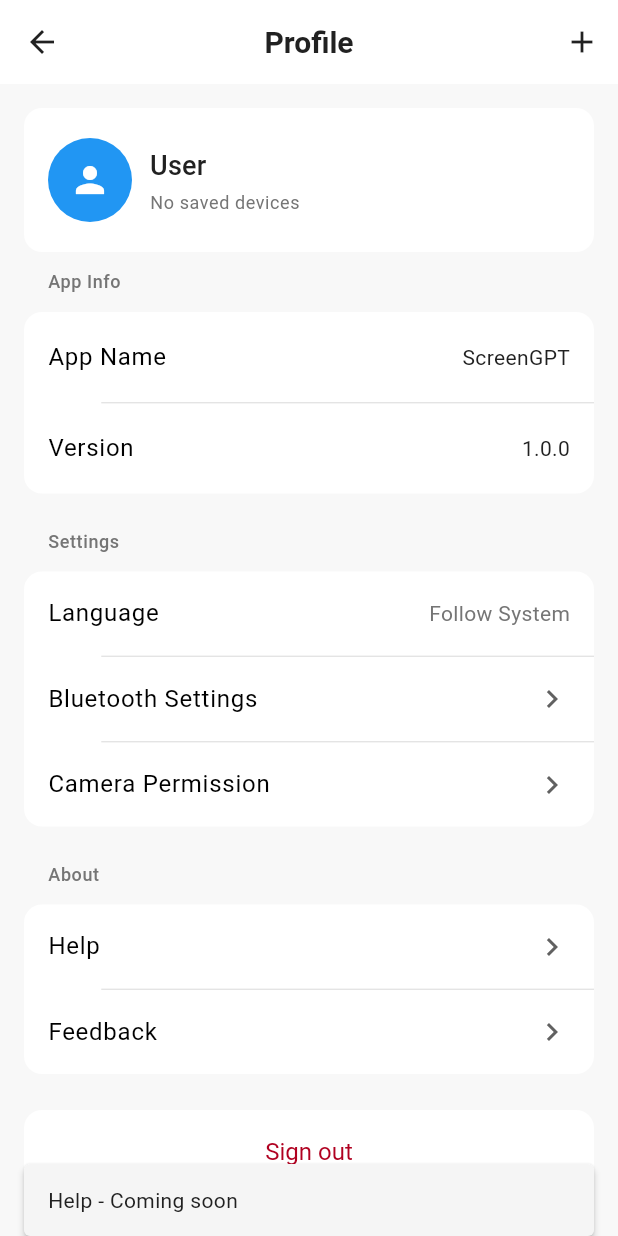
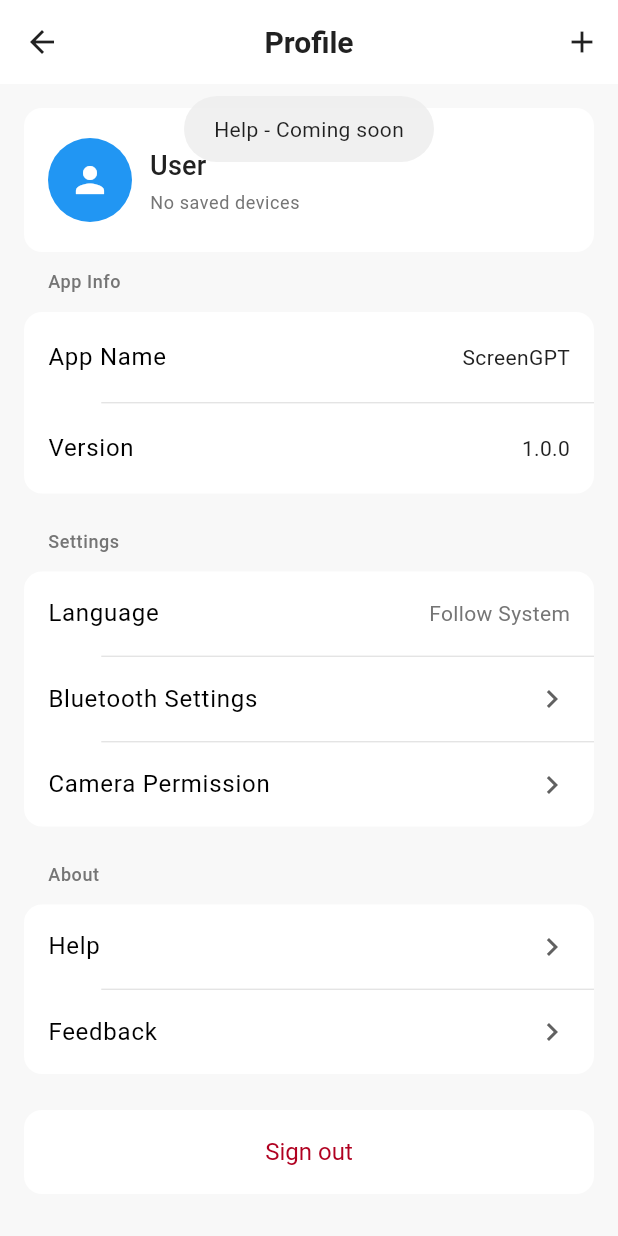
Before and after one commit to sihai-org/SmartDisplayMobile, a Flutter app: the ProfilePage screen opened directly, after a tap on "Help", on a phone screen of 412 x 824 dp. Run offline on Flutter 3.47's test engine with Material 3 defaults, Android fonts, the phone set to English and light mode, and no system bars; our stand-ins replace app_links, equatable, flutter_riverpod, flutter_secure_storage, fluttertoast, freezed_annotation and 5 more; missing offline and left inert: cryptography, dart:ffi, flutter_reactive_ble, mobile_scanner; accounts and stored records are empty.

```diff
--- a/lib/presentation/pages/device_connection_page.dart
+++ b/lib/presentation/pages/device_connection_page.dart
@@ -560,9 +560,7 @@ class _DeviceConnectionPageState extends ConsumerState<DeviceConnectionPage> {
                   onPressed: () {
                     final allLogs = state.connectionLogs.join("\n");
                     Clipboard.setData(ClipboardData(text: allLogs));
-                    ScaffoldMessenger.of(context).showSnackBar(
-                      const SnackBar(content: Text('日志已复制到剪贴板')),
-                    );
+                    Fluttertoast.showToast(msg: '日志已复制到剪贴板');
                   },
                 ),
               ],
--- a/lib/presentation/pages/profile_page.dart
+++ b/lib/presentation/pages/profile_page.dart
@@ -1,5 +1,6 @@
 import 'package:flutter/material.dart';
 import 'package:flutter_riverpod/flutter_riverpod.dart';
+import 'package:fluttertoast/fluttertoast.dart';
 import 'package:go_router/go_router.dart';
 import 'package:supabase_flutter/supabase_flutter.dart';
 import '../../core/constants/app_constants.dart';
@@ -13,25 +14,9 @@ class ProfilePage extends ConsumerWidget {
   const ProfilePage({super.key});
 
   void _showTopToast(BuildContext context, String message) {
-    final theme = Theme.of(context);
-    final messenger = ScaffoldMessenger.of(context);
-    messenger.hideCurrentSnackBar();
-    messenger.showSnackBar(
-      SnackBar(
-        content: Text(message, style: theme.textTheme.bodyMedium),
-        behavior: SnackBarBehavior.floating,
-        margin: EdgeInsets.only(
-          top: MediaQuery.of(context).padding.top + 12,
-          left: 16,
-          right: 16,
-        ),
-        duration: const Duration(seconds: 2),
-        dismissDirection: DismissDirection.up,
-        backgroundColor: theme.brightness == Brightness.dark
-            ? Colors.grey.shade900
-            : Colors.grey.shade100,
-        elevation: 2,
-      ),
+    Fluttertoast.showToast(
+      msg: message,
+      gravity: ToastGravity.TOP,
     );
   }
 
@@ -59,9 +44,7 @@ class ProfilePage extends ConsumerWidget {
       context.go(AppRoutes.login);
     } catch (e) {
       final l10n = context.l10n;
-      ScaffoldMessenger.of(context).showSnackBar(
-        SnackBar(content: Text(l10n.signout_failed(e.toString()))),
-      );
+      Fluttertoast.showToast(msg: l10n.signout_failed(e.toString()));
     }
   }
 
--- a/lib/presentation/pages/qrcode_result_page.dart
+++ b/lib/presentation/pages/qrcode_result_page.dart
@@ -1,5 +1,6 @@
 import 'package:flutter/material.dart';
 import 'package:flutter/services.dart';
+import 'package:fluttertoast/fluttertoast.dart';
 
 // TODO: 这个解析很奇怪
 /// 扫码无法解析时跳转使用（qr_scanner_page.dart）
@@ -40,9 +41,7 @@ class QrCodeResultPage extends StatelessWidget {
                 onPressed: () async {
                   await Clipboard.setData(ClipboardData(text: decoded));
                   if (context.mounted) {
-                    ScaffoldMessenger.of(context).showSnackBar(
-                      const SnackBar(content: Text('已复制到剪贴板')),
-                    );
+                    Fluttertoast.showToast(msg: '已复制到剪贴板');
                   }
                 },
                 icon: const Icon(Icons.copy),
```
Also changed, not shown: lib/presentation/pages/bind_confirm_page.dart (+7 -18 lines), lib/presentation/pages/device_detail_page.dart (+6 -33 lines), lib/presentation/pages/device_management_page.dart (+4 -11 lines), lib/presentation/pages/wifi_selection_page.dart (+5 -12 lines).
